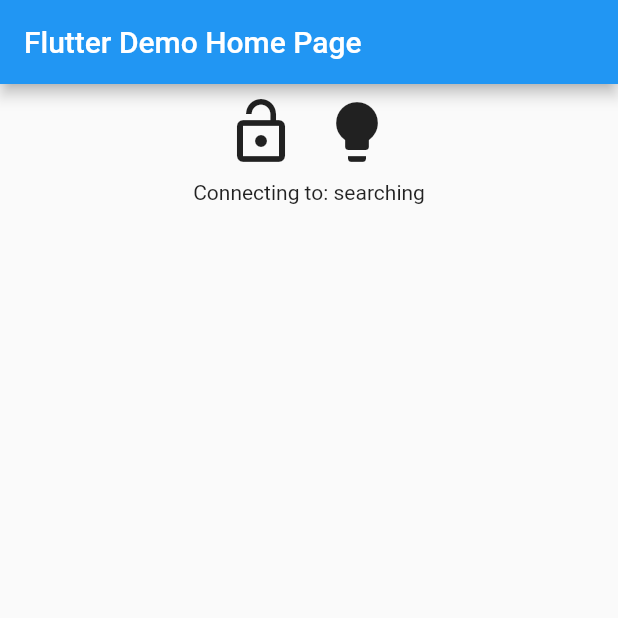
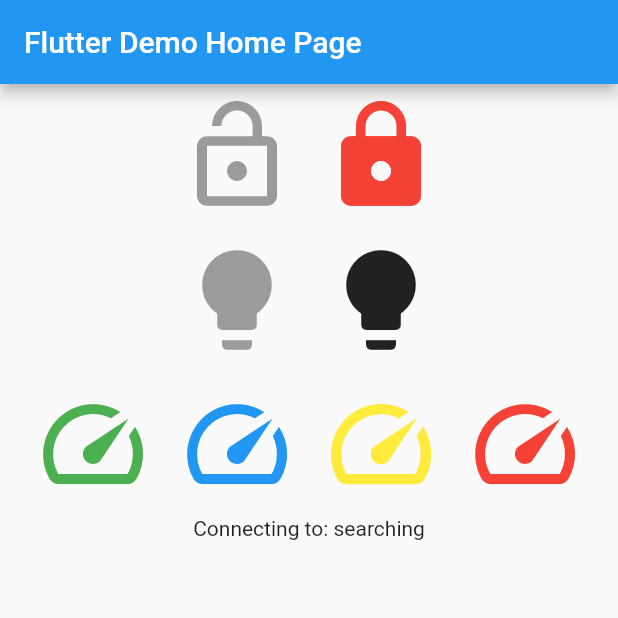
Before and after one commit to eqqe/etwowconnect2, a Flutter app: the screen it shows after launch, after a tap on the "lightbulb" icon, on a phone screen of 412 x 824 dp, the top half of it. Run offline on Flutter 3.47's test engine with Material 2 defaults, Android fonts, the phone set to English and light mode, and no system bars; our stand-ins replace permission_handler; missing offline and left inert: flutter_reactive_ble; statements that could not run were skipped.

Commit message:
add functions

```diff
--- a/lib/main.dart
+++ b/lib/main.dart
@@ -52,8 +52,11 @@ class _MyHomePageState extends State<MyHomePage> {
   final _serviceId = Uuid.parse("0000ffe0-0000-1000-8000-00805f9b34fb");
   final _serviceIdRead = Uuid.parse("0000ffe1-0000-1000-8000-00805f9b34fb");
   final _characteristicId = Uuid.parse("0000ffe1-0000-1000-8000-00805f9b34fb");
-  bool? locked;
-  bool? lights;
+  bool? _locked;
+  bool? _lights;
+  int? _trip;
+  int? _battery;
+  int? _speed;
   String? _id;
   ConnectionStateUpdate? _connectionState;
 
@@ -99,50 +102,68 @@ class _MyHomePageState extends State<MyHomePage> {
 
   void _updateReadCharacteristics(List<int> values) {
     if (values[0] == 1) {
-      final speed = values[1];
-      print("speed: " + speed.toString());
+      _speed = values[1];
     }
     if (values[0] == 2) {
-      final batteryLevel = values[1];
-      print("batteryLevel: " + batteryLevel.toString());
+      _battery = values[1];
     }
     if (values[0] == 3) {
       setState(() {
-        lights = values[1] == 0x52 || values[1] == 0x72;
-        locked = values[1] == 0x62 || values[1] == 0x72;
+        _lights = values[1] == 0x52 || values[1] == 0x72;
+        _locked = values[1] == 0x62 || values[1] == 0x72;
       });
     }
     if (values[0] == 5 && values[1] == 1 && values[2] == 0x5f) {
-      final trip = values[3] + values[4] + values[5];
-      print("trip: " + trip.toString());
+      _trip = values[3] + values[4] + values[5];
     }
   }
 
-  void _writeCharacteristic(List<int> value) {
+  void _writeCharacteristic(List<int> values) {
     if (_id != null && _connected) {
       final characteristic = QualifiedCharacteristic(
           serviceId: _serviceId,
           characteristicId: _characteristicId,
           deviceId: _id!);
+      values.add(values.reduce((p, c) => p + c));
       _flutterReactiveBle.writeCharacteristicWithResponse(characteristic,
-          value: value);
+          value: values);
     }
   }
 
-  void _lock() {
-    if (locked ?? false) {
-      _writeCharacteristic([0x55, 0x05, 0x05, 0x00, 0x5f]);
-    } else {
-      _writeCharacteristic([0x55, 0x05, 0x05, 0x01, 0x60]);
-    }
+  void _lockOn() {
+    _writeCharacteristic([0x55, 0x05, 0x05, 0x01]);
   }
 
-  void _light() {
-    if (lights ?? false) {
-      _writeCharacteristic([0x55, 0x06, 0x05, 0x00, 0x60]);
-    } else {
-      _writeCharacteristic([0x55, 0x06, 0x05, 0x01, 0x61]);
-    }
+  void _lockOff() {
+    _writeCharacteristic([0x55, 0x05, 0x05, 0x00]);
+  }
+
+  void _lightOn() {
+    _writeCharacteristic([0x55, 0x06, 0x05, 0x01]);
+  }
+
+  void _lightOff() {
+    _writeCharacteristic([0x55, 0x06, 0x05, 0x00]);
+  }
+
+  void _setSpeed(int mode) {
+    _writeCharacteristic([0x55, 0x02, 0x05, mode]);
+  }
+
+  void _setSpeedL0() {
+    _setSpeed(0);
+  }
+
+  void _setSpeedL1() {
+    _setSpeed(1);
+  }
+
+  void _setSpeedL2() {
+    _setSpeed(2);
+  }
+
+  void _setSpeedL3() {
+    _setSpeed(3);
   }
 
   @override
@@ -166,19 +187,75 @@ class _MyHomePageState extends State<MyHomePage> {
               children: [
                 IconButton(
                   icon: const Icon(Icons.lock_open),
+                  color: Colors.green,
                   tooltip: 'Lock',
-                  onPressed: _lock,
-                  iconSize: 48,
+                  onPressed: _locked ?? false ? _lockOff : null,
+                  iconSize: 80,
+                ),
+                IconButton(
+                  icon: const Icon(Icons.lock),
+                  color: Colors.red,
+                  tooltip: 'Lock',
+                  onPressed: _locked ?? false ? null : _lockOn,
+                  iconSize: 80,
+                ),
+              ],
+            ),
+            Row(
+              mainAxisAlignment: MainAxisAlignment.center,
+              children: [
+                IconButton(
+                  icon: const Icon(Icons.lightbulb),
+                  tooltip: 'Light',
+                  color: Colors.yellow,
+                  onPressed: _lights ?? false ? _lightOff : null,
+                  iconSize: 80,
                 ),
                 IconButton(
                   icon: const Icon(Icons.lightbulb),
                   tooltip: 'Light',
-                  onPressed: _light,
-                  iconSize: 48,
+                  onPressed: _lights ?? false ? null : _lightOn,
+                  iconSize: 80,
                 ),
               ],
             ),
-            Text('Connecting to: ${_id ?? "searching"}')
+            Row(
+              mainAxisAlignment: MainAxisAlignment.center,
+              children: [
+                IconButton(
+                  icon: const Icon(Icons.speed),
+                  tooltip: '6km/h',
+                  color: Colors.green,
+                  onPressed: _setSpeedL1,
+                  iconSize: 80,
+                ),
+                IconButton(
+                  icon: const Icon(Icons.speed),
+                  tooltip: '20km/h',
+                  color: Colors.blue,
+                  onPressed: _setSpeedL2,
+                  iconSize: 80,
+                ),
+                IconButton(
+                  icon: const Icon(Icons.speed),
+                  tooltip: '25km/h',
+                  color: Colors.yellow,
+                  onPressed: _setSpeedL3,
+                  iconSize: 80,
+                ),
+                IconButton(
+                  icon: const Icon(Icons.speed),
+                  tooltip: '35km/h',
+                  color: Colors.red,
+                  onPressed: _setSpeedL0,
+                  iconSize: 80,
+                ),
+              ],
+            ),
+            Text('Connecting to: ${_id ?? "searching"}'),
+            Text('${_speed != null ? "Speed: ${_speed! / 10}" : ""}'),
+            Text('${_trip != null ? "Trip: $_trip" : ""}'),
+            Text('${_battery != null ? "Battery: $_battery %" : ""}')
           ],
         ));
   }
```
